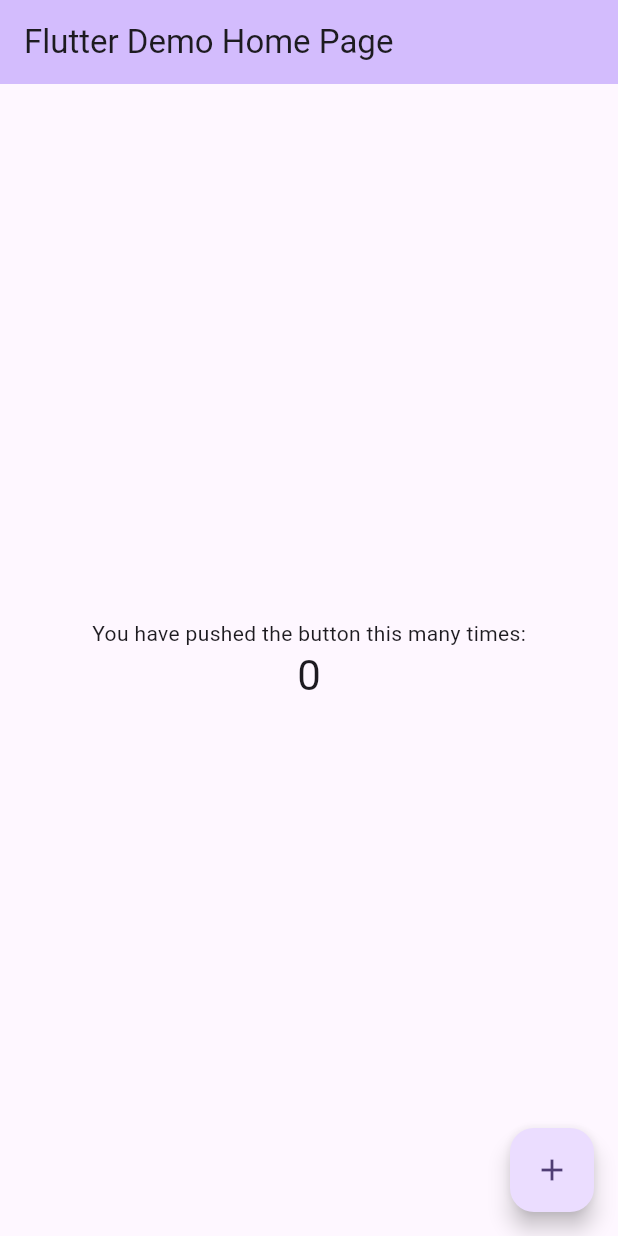
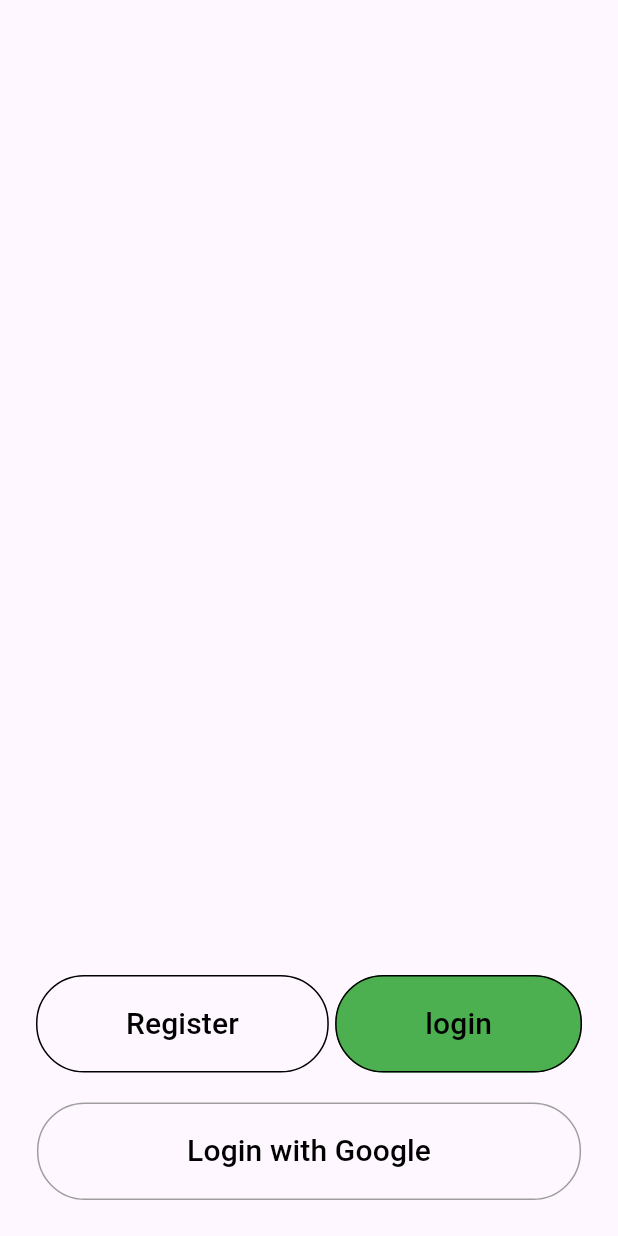
Before and after one commit to tasammie/authpage, a Flutter app: the screen it shows after launch, on a phone screen of 412 x 824 dp. Run offline on Flutter 3.47's test engine with Material 3 defaults, Android fonts, the phone set to English and light mode, and no system bars.

Commit message:
custom button

```diff
--- /dev/null
+++ b/lib/SCREEN/home.dart
@@ -0,0 +1,65 @@
+import 'package:auth_page/SCREEN/homepagebutton.dart';
+import 'package:flutter/material.dart';
+
+class HomePage extends StatefulWidget {
+  const HomePage({super.key});
+
+  @override
+  State<HomePage> createState() => _HomePageState();
+}
+
+class _HomePageState extends State<HomePage> {
+  @override
+  Widget build(BuildContext context) {
+    return Scaffold(
+      body: Padding(
+        padding: const EdgeInsets.all(24.0),
+        child: Column(
+          mainAxisAlignment: MainAxisAlignment.end,
+          children: [
+            Row(
+              mainAxisAlignment: MainAxisAlignment.spaceBetween,
+              children: [
+                HomePageButton(
+                  label: 'Register',
+                  onPressed: () =>
+                      Navigator.pushNamed(context, '/register_page'),
+                  borderColor: Colors.black,
+                ),
+                HomePageButton(
+                  label: 'login',
+                  onPressed: () => Navigator.pushNamed(context, '/login_page'),
+                  borderColor: Colors.black,
+                  backgroundColor: Colors.green,
+                ),
+              ],
+            ),
+            const SizedBox(
+              height: 20,
+            ),
+            TextButton(
+              style: TextButton.styleFrom(
+                // backgroundColor: Colors.deepPurple,
+                padding: const EdgeInsets.symmetric(
+                    vertical: 18.0, horizontal: 100.0),
+                shape: RoundedRectangleBorder(
+                    borderRadius: BorderRadius.circular(32.0),
+                    side: const BorderSide(color: Colors.grey, width: 1.0)),
+              ),
+              onPressed: () {
+                Navigator.pushNamed(context, '/register_page');
+              },
+              child: const Text(
+                'Login with Google',
+                style: TextStyle(
+                  color: Colors.black,
+                  fontSize: 20,
+                ),
+              ),
+            ),
+          ],
+        ),
+      ),
+    );
+  }
+}
--- /dev/null
+++ b/lib/SCREEN/homepagebutton.dart
@@ -0,0 +1,80 @@
+import 'package:flutter/material.dart';
+
+class HomePageButton extends StatelessWidget {
+  final String label;
+  final VoidCallback onPressed;
+  final Color textColor;
+  final Color? backgroundColor;
+  final Color borderColor;
+
+  const HomePageButton({
+    super.key,
+    required this.label,
+    required this.onPressed,
+    this.textColor = Colors.black,
+    this.backgroundColor,
+    this.borderColor = Colors.black,
+  });
+
+  @override
+  Widget build(BuildContext context) {
+    return TextButton(
+      style: TextButton.styleFrom(
+        padding: const EdgeInsets.symmetric(vertical: 18.0, horizontal: 60.0),
+        shape: RoundedRectangleBorder(
+          borderRadius: BorderRadius.circular(32.0),
+          side: BorderSide(color: borderColor),
+        ),
+        backgroundColor: backgroundColor,
+      ),
+      onPressed: onPressed,
+      child: Text(
+        label,
+        style: TextStyle(color: textColor, fontSize: 20),
+      ),
+    );
+  }
+}
+
+
+
+   // TextButton(
+                //   style: TextButton.styleFrom(
+                //     // backgroundColor: Colors.deepPurple,
+                //     padding: const EdgeInsets.symmetric(
+                //         vertical: 18.0, horizontal: 60.0),
+                //     shape: RoundedRectangleBorder(
+                //         borderRadius: BorderRadius.circular(32.0),
+                //         side: const BorderSide(color: Colors.black)),
+                //   ),
+                //   onPressed: () {
+                //     Navigator.pushNamed(context, '/register_page');
+                //   },
+                //   child: const Text(
+                //     'Register',
+                //     style: TextStyle(
+                //       color: Colors.black,
+                //       fontSize: 20,
+                //     ),
+                //   ),
+                // ),
+                // TextButton(
+                //   style: TextButton.styleFrom(
+                //     backgroundColor: Colors.green,
+                //     padding: const EdgeInsets.symmetric(
+                //         vertical: 18.0, horizontal: 60.0),
+                //     shape: RoundedRectangleBorder(
+                //       borderRadius: BorderRadius.circular(32.0),
+                //     ),
+                //   ),
+                //   onPressed: () {
+                //     Navigator.pushNamed(context, '/login_page');
+                //   },
+                //   child: const Text(
+                //     'Login',
+                //     style: TextStyle(
+                //       color: Colors.white,
+                //       fontSize: 20,
+                //     ),
+                //   ),
+                // ),
--- /dev/null
+++ b/lib/SCREEN/login_page.dart
@@ -0,0 +1,19 @@
+import 'package:flutter/material.dart';
+
+class LoginPage extends StatefulWidget {
+  const LoginPage({super.key});
+
+  @override
+  State<LoginPage> createState() => _LoginPageState();
+}
+
+class _LoginPageState extends State<LoginPage> {
+  @override
+  Widget build(BuildContext context) {
+    return Scaffold(
+      appBar: AppBar(
+        title: Text('Login'),
+      ),
+    );
+  }
+}
--- /dev/null
+++ b/lib/SCREEN/register_page.dart
@@ -0,0 +1,19 @@
+import 'package:flutter/material.dart';
+
+class RegisterPage extends StatefulWidget {
+  const RegisterPage({super.key});
+
+  @override
+  State<RegisterPage> createState() => _RegisterPageState();
+}
+
+class _RegisterPageState extends State<RegisterPage> {
+  @override
+  Widget build(BuildContext context) {
+    return Scaffold(
+      appBar: AppBar(
+        title: Text('Register'),
+      ),
+    );
+  }
+}
--- a/lib/main.dart
+++ b/lib/main.dart
@@ -1,3 +1,6 @@
+import 'package:auth_page/SCREEN/home.dart';
+import 'package:auth_page/SCREEN/login_page.dart';
+import 'package:auth_page/SCREEN/register_page.dart';
 import 'package:flutter/material.dart';
 
 void main() {
@@ -7,119 +10,21 @@ void main() {
 class MyApp extends StatelessWidget {
   const MyApp({super.key});
 
-  // This widget is the root of your application.
   @override
   Widget build(BuildContext context) {
     return MaterialApp(
-      title: 'Flutter Demo',
-      theme: ThemeData(
-        // This is the theme of your application.
-        //
-        // TRY THIS: Try running your application with "flutter run". You'll see
-        // the application has a purple toolbar. Then, without quitting the app,
-        // try changing the seedColor in the colorScheme below to Colors.green
-        // and then invoke "hot reload" (save your changes or press the "hot
-        // reload" button in a Flutter-supported IDE, or press "r" if you used
-        // the command line to start the app).
-        //
-        // Notice that the counter didn't reset back to zero; the application
-        // state is not lost during the reload. To reset the state, use hot
-        // restart instead.
-        //
-        // This works for code too, not just values: Most code changes can be
-        // tested with just a hot reload.
-        colorScheme: ColorScheme.fromSeed(seedColor: Colors.deepPurple),
-        useMaterial3: true,
-      ),
-      home: const MyHomePage(title: 'Flutter Demo Home Page'),
+      debugShowCheckedModeBanner: false,
+      initialRoute: '/',
+      routes: {
+        '/': (context) => const HomePage(),
+        '/home': (context) => const HomePage(),
+        '/login_page': (context) => const LoginPage(),
+        '/register_page': (context) => const RegisterPage(),
+        // '/forgot_password': (context) => ForgotPasswordPage(),
+        // '/reset_password': (context) => ResetPasswordPage(),
+      },
     );
   }
 }
 
-class MyHomePage extends StatefulWidget {
-  const MyHomePage({super.key, required this.title});
-
-  // This widget is the home page of your application. It is stateful, meaning
-  // that it has a State object (defined below) that contains fields that affect
-  // how it looks.
-
-  // This class is the configuration for the state. It holds the values (in this
-  // case the title) provided by the parent (in this case the App widget) and
-  // used by the build method of the State. Fields in a Widget subclass are
-  // always marked "final".
-
-  final String title;
-
-  @override
-  State<MyHomePage> createState() => _MyHomePageState();
-}
-
-class _MyHomePageState extends State<MyHomePage> {
-  int _counter = 0;
-
-  void _incrementCounter() {
-    setState(() {
-      // This call to setState tells the Flutter framework that something has
-      // changed in this State, which causes it to rerun the build method below
-      // so that the display can reflect the updated values. If we changed
-      // _counter without calling setState(), then the build method would not be
-      // called again, and so nothing would appear to happen.
-      _counter++;
-    });
-  }
-
-  @override
-  Widget build(BuildContext context) {
-    // This method is rerun every time setState is called, for instance as done
-    // by the _incrementCounter method above.
-    //
-    // The Flutter framework has been optimized to make rerunning build methods
-    // fast, so that you can just rebuild anything that needs updating rather
-    // than having to individually change instances of widgets.
-    return Scaffold(
-      appBar: AppBar(
-        // TRY THIS: Try changing the color here to a specific color (to
-        // Colors.amber, perhaps?) and trigger a hot reload to see the AppBar
-        // change color while the other colors stay the same.
-        backgroundColor: Theme.of(context).colorScheme.inversePrimary,
-        // Here we take the value from the MyHomePage object that was created by
-        // the App.build method, and use it to set our appbar title.
-        title: Text(widget.title),
-      ),
-      body: Center(
-        // Center is a layout widget. It takes a single child and positions it
-        // in the middle of the parent.
-        child: Column(
-          // Column is also a layout widget. It takes a list of children and
-          // arranges them vertically. By default, it sizes itself to fit its
-          // children horizontally, and tries to be as tall as its parent.
-          //
-          // Column has various properties to control how it sizes itself and
-          // how it positions its children. Here we use mainAxisAlignment to
-          // center the children vertically; the main axis here is the vertical
-          // axis because Columns are vertical (the cross axis would be
-          // horizontal).
-          //
-          // TRY THIS: Invoke "debug painting" (choose the "Toggle Debug Paint"
-          // action in the IDE, or press "p" in the console), to see the
-          // wireframe for each widget.
-          mainAxisAlignment: MainAxisAlignment.center,
-          children: <Widget>[
-            const Text(
-              'You have pushed the button this many times:',
-            ),
-            Text(
-              '$_counter',
-              style: Theme.of(context).textTheme.headlineMedium,
-            ),
-          ],
-        ),
-      ),
-      floatingActionButton: FloatingActionButton(
-        onPressed: _incrementCounter,
-        tooltip: 'Increment',
-        child: const Icon(Icons.add),
-      ), // This trailing comma makes auto-formatting nicer for build methods.
-    );
-  }
-}
+      // home: HomePage(),
```
